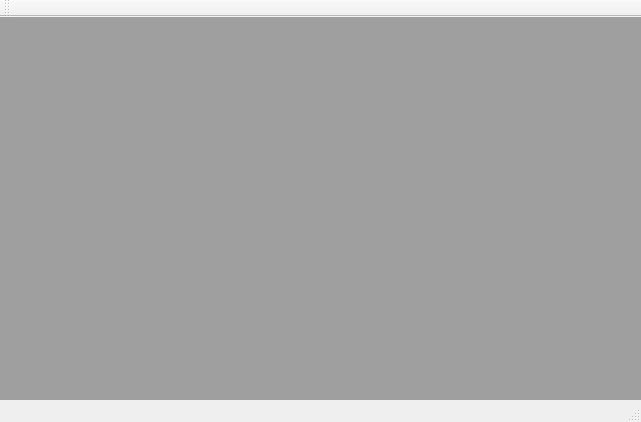
Qt form src/app-calliper/mainwindow.ui (noodlecollie/calliper) before a commit.
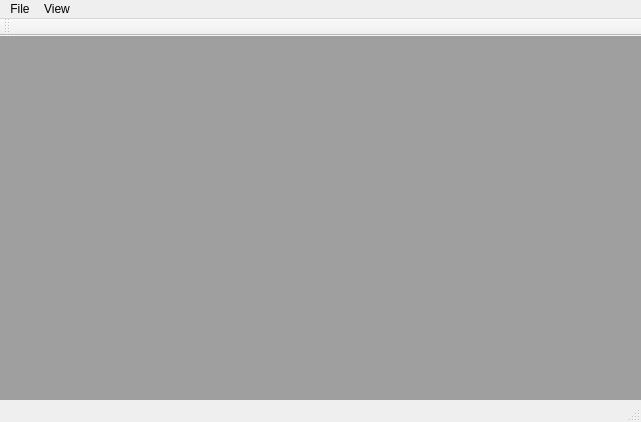
The same form after that commit.

The edit to the form file:
```diff
--- a/src/app-calliper/mainwindow.ui
+++ b/src/app-calliper/mainwindow.ui
@@ -48,6 +48,28 @@
      <height>22</height>
     </rect>
    </property>
+   <widget class="QMenu" name="menuView">
+    <property name="title">
+     <string>View</string>
+    </property>
+    <widget class="QMenu" name="menuDocks">
+     <property name="title">
+      <string>Docks</string>
+     </property>
+     <addaction name="actionFile_Tree"/>
+    </widget>
+    <addaction name="menuDocks"/>
+   </widget>
+   <widget class="QMenu" name="menuFile">
+    <property name="title">
+     <string>File</string>
+    </property>
+    <addaction name="actionOpen_Project"/>
+    <addaction name="actionSave_Project"/>
+    <addaction name="actionSave_Project_As"/>
+   </widget>
+   <addaction name="menuFile"/>
+   <addaction name="menuView"/>
   </widget>
   <widget class="QToolBar" name="mainToolBar">
    <attribute name="toolBarArea">
```
Left out of the diff: 91 changed lines with no effect on the pictures.
